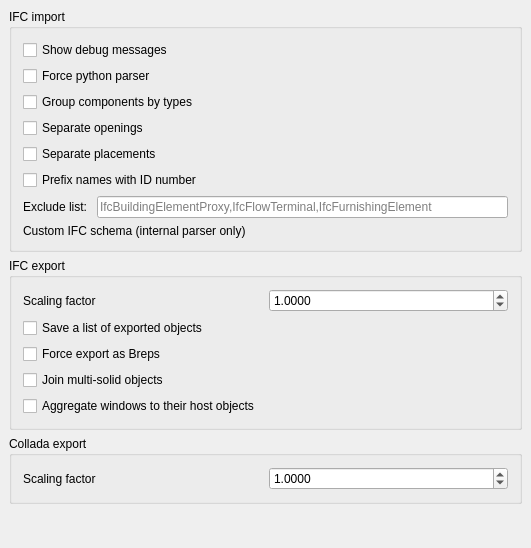
Before: the Qt Designer form src/Mod/Arch/Resources/ui/archprefs-import.ui in berndhahnebach/All_FreeCAD, drawn with Qt 5.
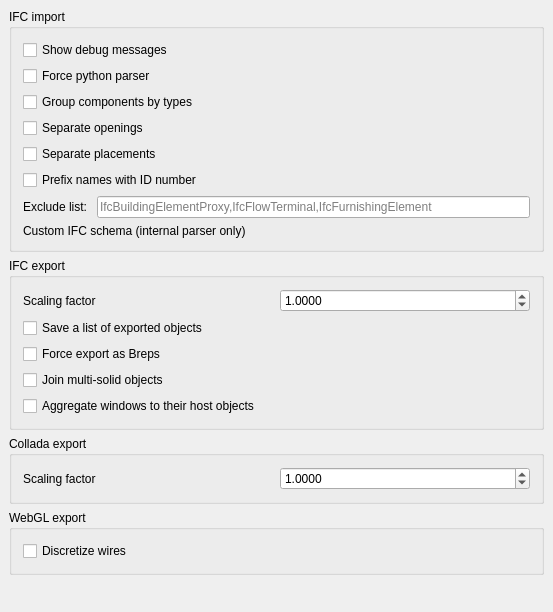
After: the same form once the commit is applied. Custom widgets are drawn as their Qt base class.

Commit message: Arch: Turned jreinhardt's fix to webGL into an option

Patch:
```diff
--- a/src/Mod/Arch/Resources/ui/archprefs-import.ui
+++ b/src/Mod/Arch/Resources/ui/archprefs-import.ui
@@ -6,8 +6,8 @@
    <rect>
     <x>0</x>
     <y>0</y>
-    <width>531</width>
-    <height>548</height>
+    <width>553</width>
+    <height>612</height>
    </rect>
   </property>
   <property name="windowTitle">
@@ -358,6 +358,35 @@
      </layout>
     </widget>
    </item>
+   <item>
+    <widget class="QGroupBox" name="groupBox_4">
+     <property name="title">
+      <string>WebGL export</string>
+     </property>
+     <layout class="QVBoxLayout" name="verticalLayout_4">
+      <item>
+       <layout class="QHBoxLayout" name="horizontalLayout_15">
+        <item>
+         <widget class="Gui::PrefCheckBox" name="checkBox_5">
+          <property name="toolTip">
+           <string>If this is checked, wires will be discretized, which results in more accurate curves, but heavier files.</string>
+          </property>
+          <property name="text">
+           <string>Discretize wires</string>
+          </property>
+          <property name="prefEntry" stdset="0">
+           <cstring>webGlDiscretizeCurves</cstring>
+          </property>
+          <property name="prefPath" stdset="0">
+           <cstring>Mod/Arch</cstring>
+          </property>
+         </widget>
+        </item>
+       </layout>
+      </item>
+     </layout>
+    </widget>
+   </item>
    <item>
     <spacer name="verticalSpacer">
      <property name="orientation">
```
The commit also changes 2 other files.
